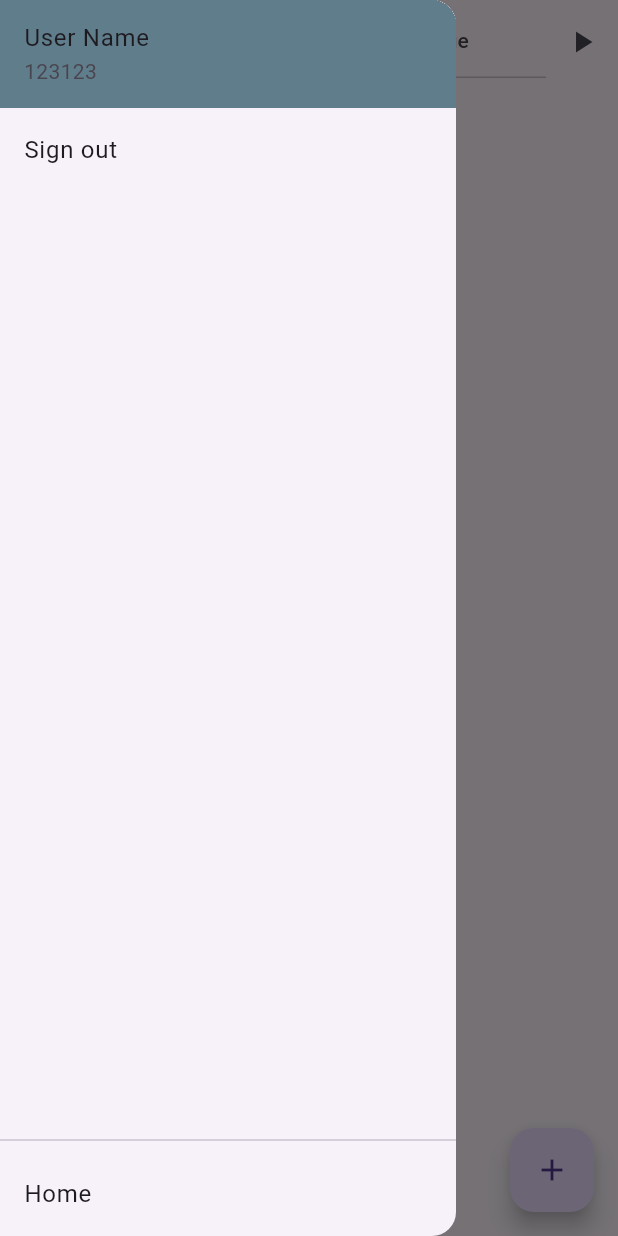
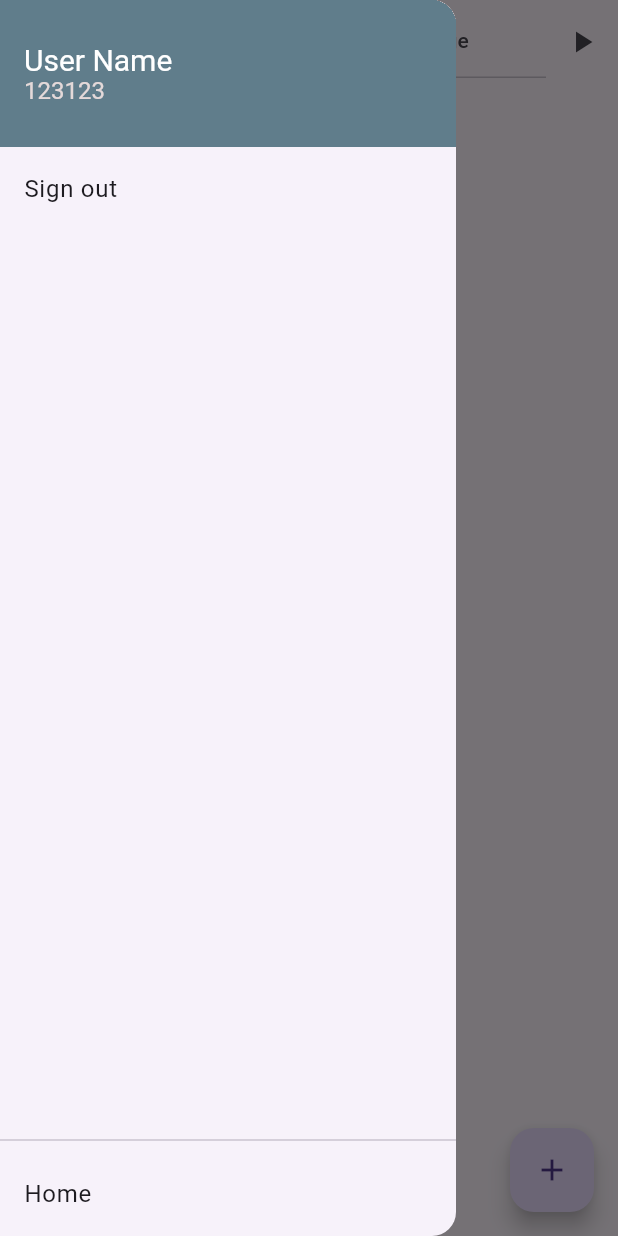
Before and after one commit to Pen9uin6/Ibeacon-flutter, a Flutter app: the MainPage screen opened by its route, with the side drawer open, on a phone screen of 412 x 824 dp. Run offline on Flutter 3.47's test engine with Material 3 defaults, Android fonts, the phone set to English and light mode, and no system bars; our stand-ins replace flutter_local_notifications, get, permission_handler, sqflite, sqflite_common_ffi; missing offline and left inert: flutter_background, flutter_beacon; accounts and stored records are empty.

Commit message:
Update drawer

```diff
--- a/lib/pages/home.dart
+++ b/lib/pages/home.dart
@@ -177,6 +177,18 @@ class _MainPageState extends State<MainPage>
                 title: const Text("User Name"),
                 subtitle: const Text("123123"),
                 tileColor: Colors.blueGrey,
+                titleTextStyle: TextStyle(
+                  color: Colors.white,
+                  fontSize: 20.0,
+                ),
+                subtitleTextStyle: TextStyle(
+                  color: const Color.fromARGB(255, 228, 217, 217),
+                  fontSize: 16.0,
+                ),
+                minTileHeight: 60.0,
+                contentPadding:
+                    EdgeInsets.symmetric(vertical: 20.0, horizontal: 16.0),
+                titleAlignment: ListTileTitleAlignment.center,
               ),
               // const DrawerHeader(
               //   decoration: BoxDecoration(
```
